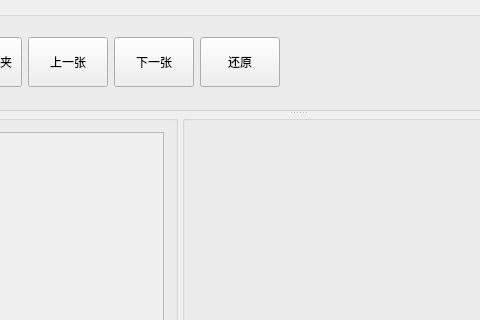
The window that main/ImageViewer.ui (TurtleOvOb/ImageViewer) describes before a commit, drawn with Qt 5; both pictures show x 83 to 563 and y 0 to 320 of the 762 by 556 pixel window.
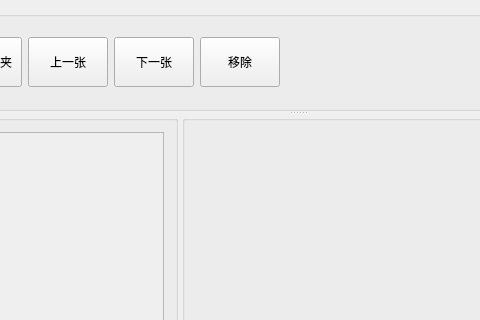
The same window after the commit.

Commit message: 新增移除功能，但引入了新问题，当前照片上下张切换逻辑出现劣势

Patch:
```diff
--- a/main/ImageViewer.ui
+++ b/main/ImageViewer.ui
@@ -134,7 +134,7 @@
             </size>
            </property>
            <property name="text">
-            <string>还原</string>
+            <string>移除</string>
            </property>
           </widget>
          </item>
```
Left out of the diff: 2 changed lines with no effect on the pictures. The commit also changes 4 other files.
